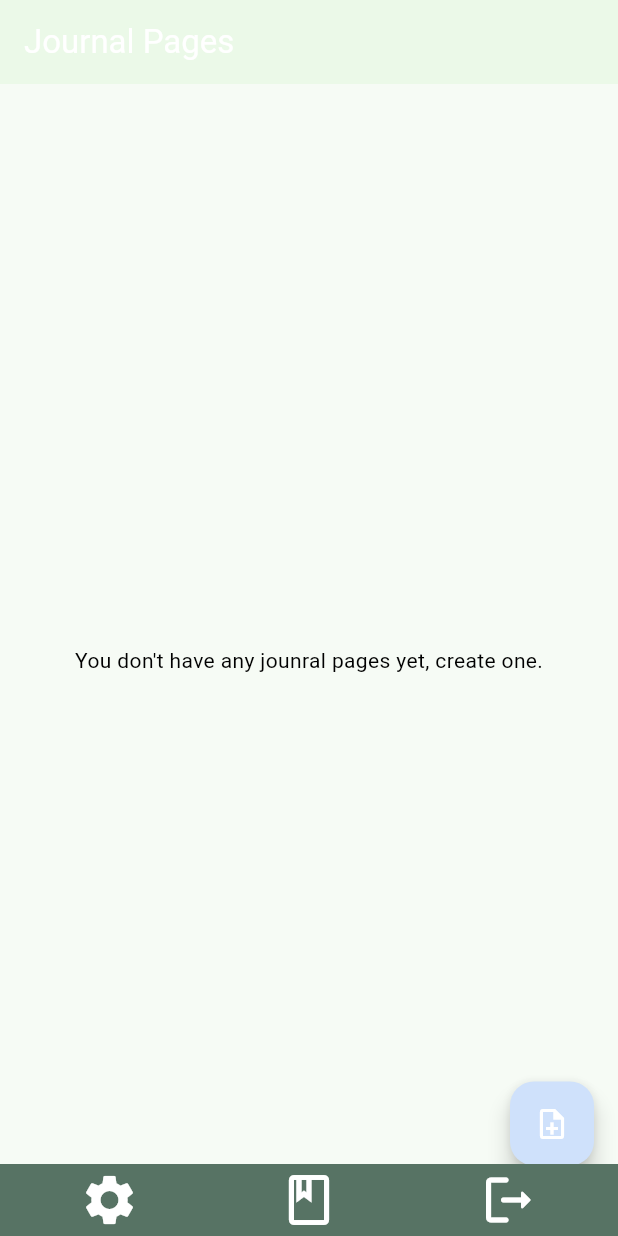
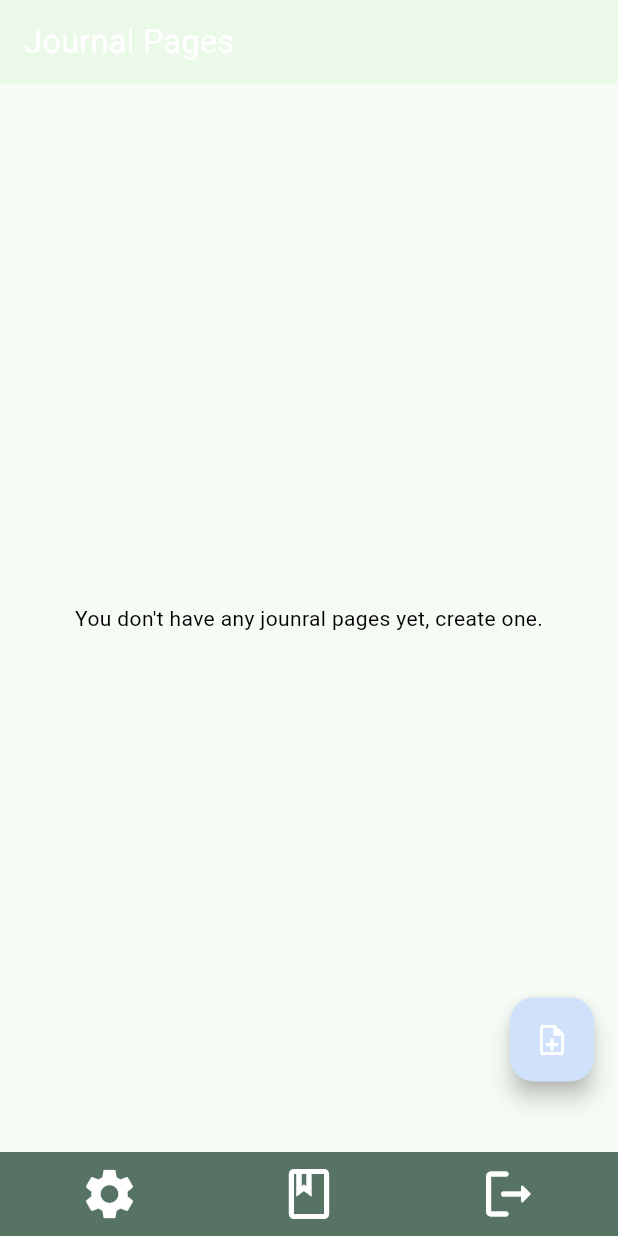
Before and after one commit to Palpeleno/CSC4360MAD_PWs, a Flutter app: the MainTabView screen opened directly, on a phone screen of 412 x 824 dp. Run offline on Flutter 3.47's test engine with Material 3 defaults, Android fonts, the phone set to English and light mode, and no system bars; our stand-ins replace firebase_auth, firebase_core, google_fonts, sqflite; accounts and stored records are empty.

Commit message:
fixed navigation, logout works on this build need to update proj_merg branch, page dont save stalling on save button, recving database error of Error: Bad state: databaseFactory not initialized databaseFactory is only initialized when using sqflite. When using You must call  before using global openDatabase API

```diff
--- a/katoria_jmt/lib/view/home/main_tab_view.dart
+++ b/katoria_jmt/lib/view/home/main_tab_view.dart
@@ -21,43 +21,43 @@ class MainTabView extends StatefulWidget {
 class _MainTabViewState extends State<MainTabView> {
   // TODO refractor to navigation route
   int selectTab = 0;
-  PageStorageBucket pageStorageBucket = PageStorageBucket();
   // TODO perhaps have a landing page aka welcome screen for user that
   //shows calender of mood tracker
   Widget currentTabView = JounralView();
   bool isNavigationBarVisible = true;
-
   @override
   Widget build(BuildContext context) {
     return Scaffold(
-      // backgroundColor: Theme.of(context).colorScheme.background,
-      body: Stack(
-        children: [
-          // TODO there might be issue with making subsequent persistant pages so come back here for that
-          PageStorage(bucket: pageStorageBucket, child: currentTabView),
-          AnimatedPositioned(
+      body: currentTabView,
+      bottomNavigationBar: AnimatedContainer(
         duration: Duration(milliseconds: 300),
-            left: 0,
-            right: 0,
-            bottom: isNavigationBarVisible ? 0 : -kBottomNavigationBarHeight,
+        height: isNavigationBarVisible ? kBottomNavigationBarHeight : 0,
         child: Container(
           color: TColor.base,
           child: Row(
             mainAxisAlignment: MainAxisAlignment.spaceEvenly,
             children: [
               buildTabIconButton(
-                      Icons.settings, SettingsView(), 1, "settings"),
-                  // buildTabIconButton(
-                  //     Icons.person_4_outlined, UserProfileView(), 2, "Profile"),
+                Icons.settings,
+                SettingsView(),
+                1,
+                "settings",
+              ),
               buildTabIconButton(
-                      Icons.book_outlined, JounralView(), 3, "Jounral"),
+                Icons.book_outlined,
+                JounralView(),
+                3,
+                "Journal",
+              ),
               buildTabIconButton(
-                      Icons.logout_rounded, Container(), 4, "Logout"),
+                Icons.logout_rounded,
+                Container(),
+                4,
+                "Logout",
+              ),
             ],
           ),
         ),
-          ),
-        ],
       ),
     );
   }
@@ -67,50 +67,29 @@ class _MainTabViewState extends State<MainTabView> {
     return IconButton(
       padding: EdgeInsets.symmetric(horizontal: 40),
       onPressed: () {
-        if (tabIndex == 1) {
-          setState(() {
-            selectTab = 1;
-            currentTabView = SettingsView();
-          });
-        }
+        // if (tabIndex == 1) {
+        //   // Navigate to SettingsView using a Navigator
+        //   Navigator.push(
+        //     context,
+        //     MaterialPageRoute(builder: (context) => SettingsView()),
+        //   );
+        // }
         if (tabIndex == 4) {
           // TODO correct function for logoutconfirmation
           showLogoutConfirmationDialog(context);
         }
-        // if (tabIndex == 3) {
-        //   // TODO omit animations to journal tab
-        //   setState(() {
-        //     selectTab = 3;
-        //     currentTabView = JounralView();
-        //   });
-        // }
-        else {
+        if (tabIndex == 3) {
+          // TODO omit animations to journal tab
+          setState(() {
+            selectTab = 3;
+            currentTabView = JounralView();
+          });
+        } else {
           // Handle tab changes with animations
           setState(() {
             selectTab = tabIndex;
             currentTabView = tabView;
           });
-
-          Navigator.of(context).push(
-            PageRouteBuilder(
-              pageBuilder: (context, animation, secondaryAnimation) => tabView,
-              transitionsBuilder:
-                  (context, animation, secondaryAnimation, child) {
-                const begin = Offset(1.0, 0.0);
-                const end = Offset.zero;
-                const curve = Curves.easeInOut;
-
-                var tween = Tween(begin: begin, end: end)
-                    .chain(CurveTween(curve: curve));
-                var offsetAnimation = animation.drive(tween);
-                return SlideTransition(
-                  position: offsetAnimation,
-                  child: child,
-                );
-              },
-              transitionDuration: Duration(milliseconds: 500),
-            ),
-          );
         }
       },
       tooltip: 'Tab $tabName',
--- a/katoria_jmt/pubspec.yaml
+++ b/katoria_jmt/pubspec.yaml
@@ -15,7 +15,7 @@ dependencies:
   cloud_firestore: ^4.15.6
   firebase_storage: ^11.6.7
   google_fonts: ^6.1.0
-  sqflite: ^2.3.2
+  sqflite: ^2.3.0
   path: ^1.8.0
   provider: ^6.1.2
 
@@ -28,8 +28,8 @@ flutter:
   uses-material-design: true
 
   # To add assets to your application, add an assets section, like this:
-  assets:
-    - assets/img/
+  # assets:
+
 
 
   # An image asset can refer to one or more resolution-specific "variants", see
```
Also changed, not shown: katoria_jmt/lib/db/database_provider.dart (+6 -7 lines), katoria_jmt/assets/img/backgroundUtilNavigationbar.png (deleted), 2 other files. Lines whose indentation alone changed are shown as unchanged.
